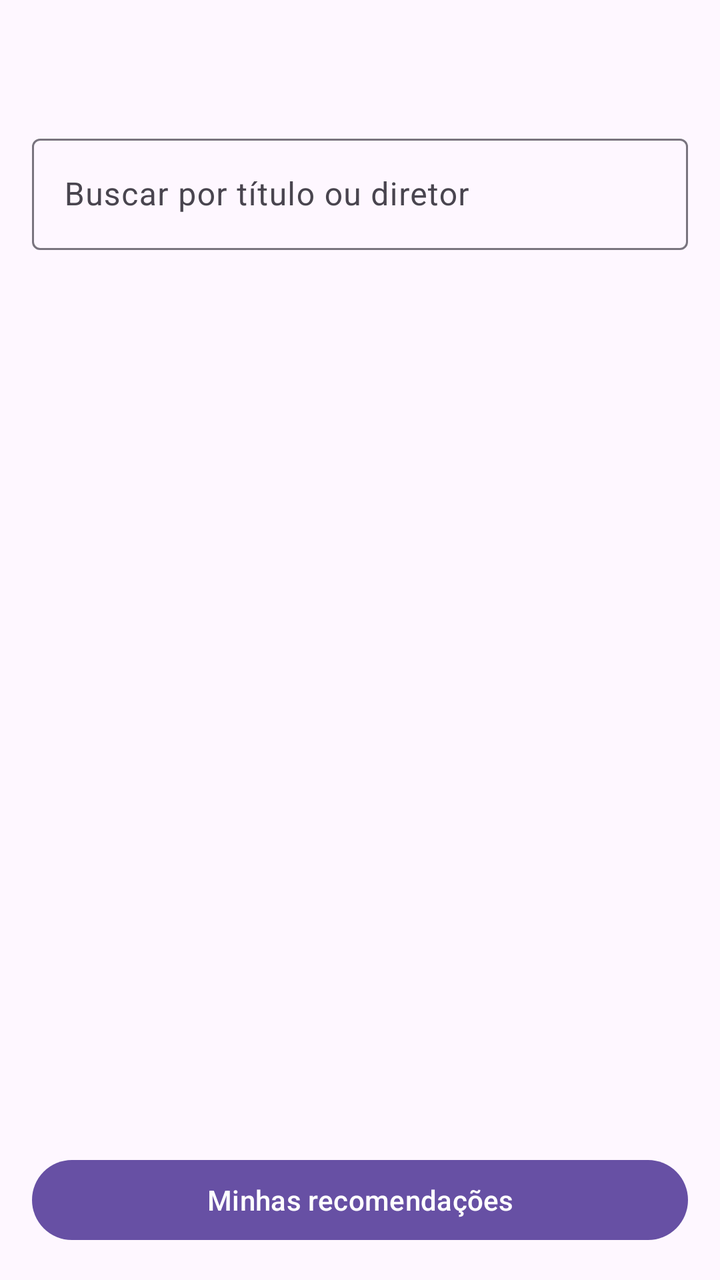
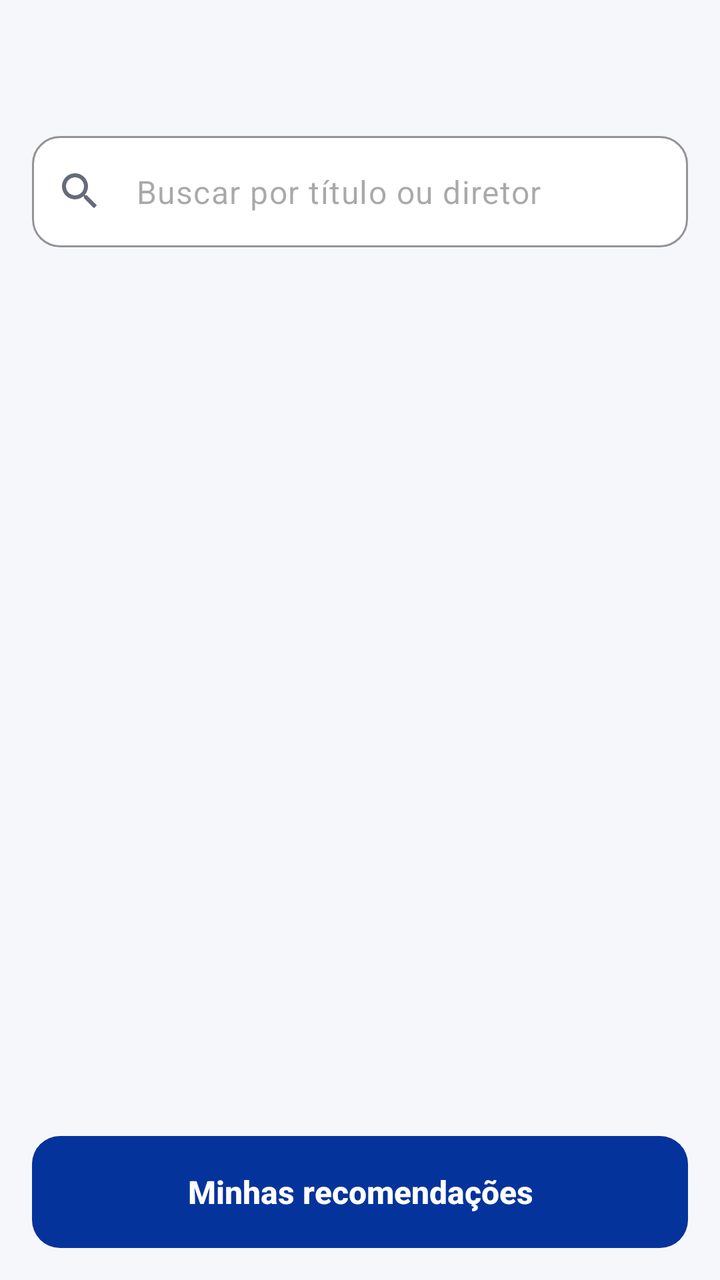

Before-and-after screenshots of an Android layout around one commit, followed by the original layout XML and the change that was made.
<!-- AndroidManifest.xml: application theme Theme.ProjetoDDM -->
<!-- res/layout/activity_home.xml -->
<?xml version="1.0" encoding="utf-8"?>
<LinearLayout xmlns:android="http://schemas.android.com/apk/res/android"
    android:layout_width="match_parent"
    android:layout_height="match_parent"
    android:fitsSystemWindows="true"
    android:orientation="vertical">

    <com.google.android.material.appbar.MaterialToolbar
        android:id="@+id/toolbar"
        android:layout_width="match_parent"
        android:layout_height="?attr/actionBarSize"
        android:title="Catálogo de filmes" />

    <com.google.android.material.textfield.TextInputLayout
        style="@style/Widget.Material3.TextInputLayout.OutlinedBox"
        android:layout_width="match_parent"
        android:layout_height="wrap_content"
        android:layout_marginHorizontal="16dp"
        android:layout_marginBottom="8dp"
        android:hint="Buscar por título ou diretor">

        <com.google.android.material.textfield.TextInputEditText
            android:id="@+id/etSearch"
            android:layout_width="match_parent"
            android:layout_height="wrap_content"
            android:inputType="text" />
    </com.google.android.material.textfield.TextInputLayout>

    <FrameLayout
        android:layout_width="match_parent"
        android:layout_height="0dp"
        android:layout_weight="1">

        <androidx.recyclerview.widget.RecyclerView
            android:id="@+id/rvMovies"
            android:layout_width="match_parent"
            android:layout_height="match_parent"
            android:clipToPadding="false"
            android:paddingBottom="8dp" />

        <ProgressBar
            android:id="@+id/progress"
            android:layout_width="wrap_content"
            android:layout_height="wrap_content"
            android:layout_gravity="center"
            android:visibility="gone" />

        <TextView
            android:id="@+id/tvEmpty"
            android:layout_width="wrap_content"
            android:layout_height="wrap_content"
            android:layout_gravity="center"
            android:text="Nenhum filme encontrado."
            android:visibility="gone" />
    </FrameLayout>

    <com.google.android.material.button.MaterialButton
        android:id="@+id/btnRecommendations"
        android:layout_width="match_parent"
        android:layout_height="wrap_content"
        android:layout_margin="16dp"
        android:text="Minhas recomendações" />
</LinearLayout>
<!-- resources referenced by this layout -->
<resources>
  <style name="Base.Theme.ProjetoDDM" parent="Theme.Material3.DayNight.NoActionBar">
          
          
      </style>
  <!-- unchanged entries left out for length: 1 -->
</resources>

<!-- the commit's change to res/layout/activity_home.xml (unified diff, before → after) -->
@@ -1,5 +1,6 @@
 <?xml version="1.0" encoding="utf-8"?>
 <LinearLayout xmlns:android="http://schemas.android.com/apk/res/android"
+    xmlns:app="http://schemas.android.com/apk/res-auto"
     android:layout_width="match_parent"
     android:layout_height="match_parent"
     android:fitsSystemWindows="true"
@@ -12,17 +13,21 @@
         android:title="Catálogo de filmes" />
 
     <com.google.android.material.textfield.TextInputLayout
-        style="@style/Widget.Material3.TextInputLayout.OutlinedBox"
+        style="@style/Widget.Elo.TextInput"
         android:layout_width="match_parent"
         android:layout_height="wrap_content"
         android:layout_marginHorizontal="16dp"
-        android:layout_marginBottom="8dp"
-        android:hint="Buscar por título ou diretor">
+        android:layout_marginTop="4dp"
+        android:layout_marginBottom="12dp"
+        app:hintEnabled="false"
+        app:startIconDrawable="@drawable/ic_search">
 
         <com.google.android.material.textfield.TextInputEditText
             android:id="@+id/etSearch"
             android:layout_width="match_parent"
             android:layout_height="wrap_content"
+            android:hint="Buscar por título ou diretor"
+            android:imeOptions="actionSearch"
             android:inputType="text" />
     </com.google.android.material.textfield.TextInputLayout>
 
@@ -51,6 +56,7 @@
             android:layout_height="wrap_content"
             android:layout_gravity="center"
             android:text="Nenhum filme encontrado."
+            android:textColor="?attr/colorOnSurfaceVariant"
             android:visibility="gone" />
     </FrameLayout>
 
@@ -58,6 +64,8 @@
         android:id="@+id/btnRecommendations"
         android:layout_width="match_parent"
         android:layout_height="wrap_content"
-        android:layout_margin="16dp"
+        android:layout_marginHorizontal="16dp"
+        android:layout_marginTop="8dp"
+        android:layout_marginBottom="16dp"
         android:text="Minhas recomendações" />
 </LinearLayout>
<!-- resource entries referenced after the edit -->
@@ -1,8 +1,78 @@
 <!-- resources referenced by this layout -->
 <resources>
-  <style name="Base.Theme.ProjetoDDM" parent="Theme.Material3.DayNight.NoActionBar">
-          
-          
+  <!-- drawable ic_search (drawable) -->
+  <vector xmlns:android="http://schemas.android.com/apk/res/android"
+      android:width="24dp"
+      android:height="24dp"
+      android:viewportWidth="24"
+      android:viewportHeight="24">
+      <path
+          android:fillColor="#646B7A"
+          android:pathData="M15.5,14h-0.79l-0.28,-0.27C15.41,12.59 16,11.11 16,9.5 16,5.91 13.09,3 9.5,3S3,5.91 3,9.5 5.91,16 9.5,16c1.61,0 3.09,-0.59 4.23,-1.57l0.27,0.28v0.79l5,4.99L20.49,19l-4.99,-5zM9.5,14C7.01,14 5,11.99 5,9.5S7.01,5 9.5,5 14,7.01 14,9.5 11.99,14 9.5,14z" />
+  </vector>
+  <style name="Widget.Elo.TextInput" parent="Widget.Material3.TextInputLayout.OutlinedBox">
+          <item name="boxCornerRadiusTopStart">14dp</item>
+          <item name="boxCornerRadiusTopEnd">14dp</item>
+          <item name="boxCornerRadiusBottomStart">14dp</item>
+          <item name="boxCornerRadiusBottomEnd">14dp</item>
+          <item name="boxBackgroundColor">@color/elo_surface</item>
+          <item name="boxStrokeColor">@color/elo_primary</item>
+          <item name="boxStrokeWidth">1dp</item>
+          <item name="boxStrokeWidthFocused">2dp</item>
+          <item name="hintTextColor">@color/elo_primary</item>
+      </style>
+  <color name="elo_surface">#FFFFFF</color>
+  <color name="elo_primary">#05339C</color>
+  <style name="Base.Theme.ProjetoDDM" parent="Theme.Material3.Light.NoActionBar">
+          <item name="colorPrimary">@color/elo_primary</item>
+          <item name="colorOnPrimary">@android:color/white</item>
+          <item name="colorPrimaryContainer">@color/elo_primary_container</item>
+          <item name="colorOnPrimaryContainer">@color/elo_on_primary_container</item>
+          <item name="colorSecondary">@color/elo_primary</item>
+          <item name="android:colorBackground">@color/elo_background</item>
+          <item name="colorSurface">@color/elo_surface</item>
+          <item name="colorOnSurface">@color/elo_on_surface</item>
+          <item name="colorOnSurfaceVariant">@color/elo_on_surface_variant</item>
+          <item name="colorOutline">@color/elo_outline</item>
+          <item name="colorControlActivated">@color/elo_primary</item>
+          <item name="actionMenuTextColor">@color/elo_primary</item>
+  
+          <item name="android:windowLightStatusBar">true</item>
+  
+          <item name="materialButtonStyle">@style/Widget.Elo.Button</item>
+          <item name="materialCardViewStyle">@style/Widget.Elo.Card</item>
+          <item name="toolbarStyle">@style/Widget.Elo.Toolbar</item>
+      </style>
+  <color name="elo_primary_container">#E3E9FA</color>
+  <color name="elo_on_primary_container">#021E5C</color>
+  <color name="elo_background">#F6F7FA</color>
+  <color name="elo_on_surface">#151821</color>
+  <color name="elo_on_surface_variant">#646B7A</color>
+  <color name="elo_outline">#D6DAE3</color>
+  <style name="Widget.Elo.Button" parent="Widget.Material3.Button">
+          <item name="android:minHeight">56dp</item>
+          <item name="android:insetTop">0dp</item>
+          <item name="android:insetBottom">0dp</item>
+          <item name="cornerRadius">14dp</item>
+          <item name="android:textAllCaps">false</item>
+          <item name="android:letterSpacing">0</item>
+          <item name="android:textSize">16sp</item>
+          <item name="android:textStyle">bold</item>
+      </style>
+  <style name="Widget.Elo.Card" parent="Widget.Material3.CardView.Outlined">
+          <item name="cardCornerRadius">16dp</item>
+          <item name="cardBackgroundColor">@color/elo_surface</item>
+          <item name="strokeColor">@color/elo_card_stroke</item>
+          <item name="strokeWidth">1dp</item>
+          <item name="cardElevation">0dp</item>
+      </style>
+  <style name="Widget.Elo.Toolbar" parent="Widget.Material3.Toolbar">
+          <item name="android:background">@color/elo_background</item>
+          <item name="titleTextAppearance">@style/TextAppearance.Elo.ToolbarTitle</item>
+      </style>
+  <color name="elo_card_stroke">#E8EAF0</color>
+  <style name="TextAppearance.Elo.ToolbarTitle" parent="TextAppearance.Material3.TitleLarge">
+          <item name="android:textStyle">bold</item>
       </style>
   <!-- unchanged entries left out for length: 1 -->
 </resources>
